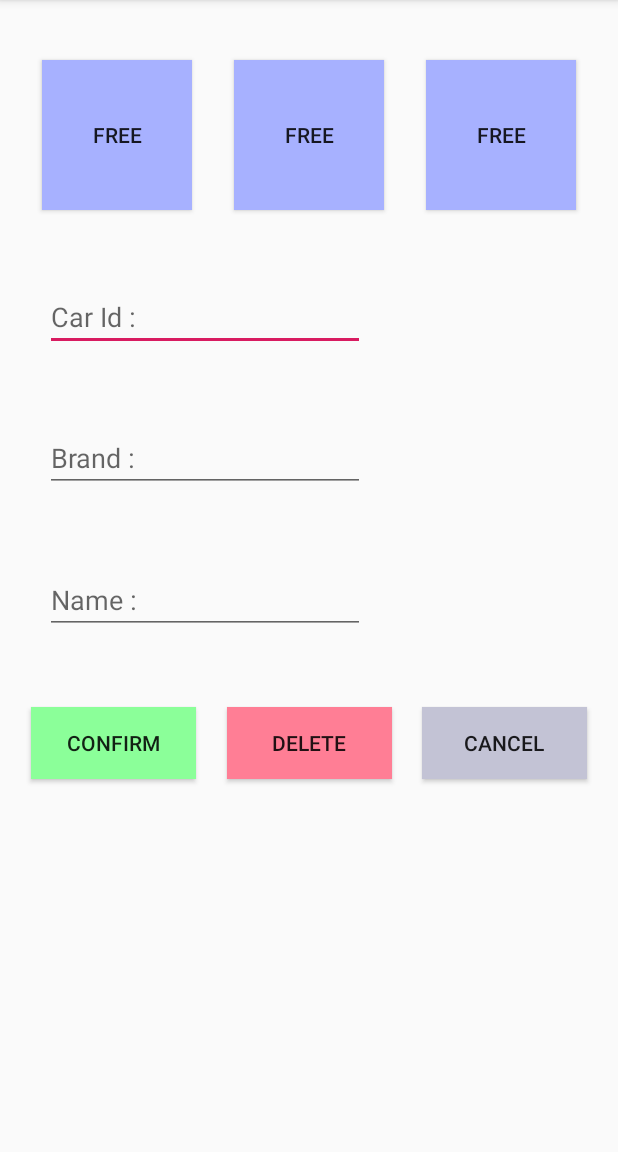
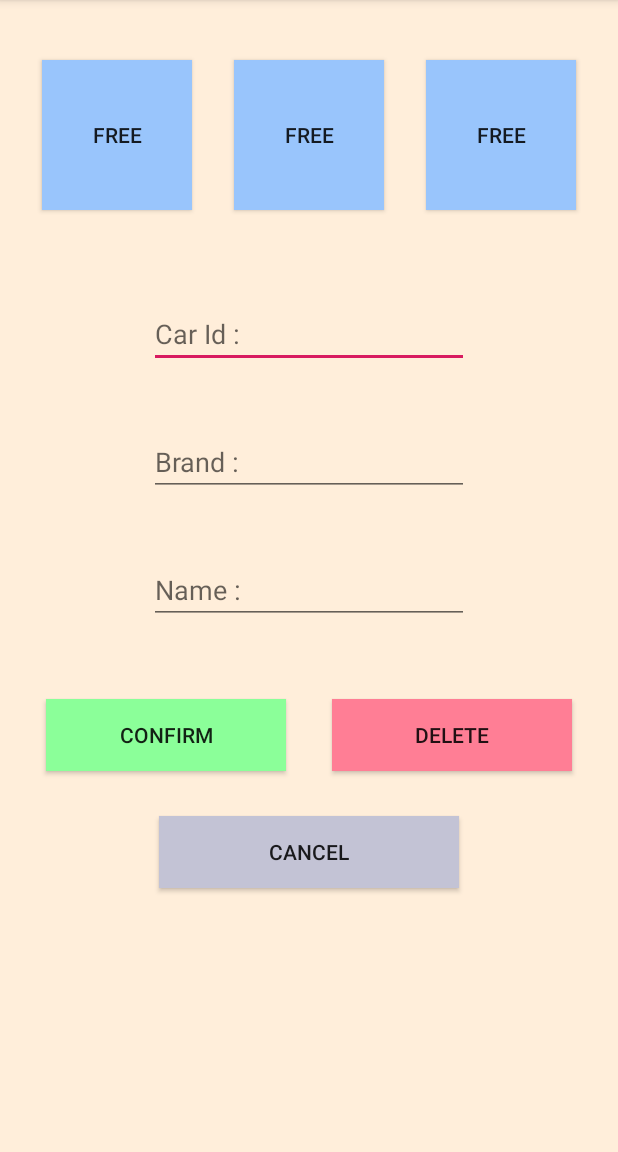
Before and after one commit to maisorawit/ParkingKotlin, an Android app: the screen it shows after launch (MainActivity), after a tap on "FREE", on a phone screen of 412 x 824 dp, the part 84-1236 px from its top. Run offline under Robolectric (Android 15) with nearby library versions, the phone set to English and light mode, and no system bars.

Commit message:
BackGroundColor + Layout

```diff
--- a/app/src/main/java/buu/informatics/s59160135/parking/MainActivity.kt
+++ b/app/src/main/java/buu/informatics/s59160135/parking/MainActivity.kt
@@ -1,5 +1,6 @@
 package buu.informatics.s59160135.parking
 
+import android.annotation.SuppressLint
 import android.content.Context
 import androidx.appcompat.app.AppCompatActivity
 import android.os.Bundle
@@ -8,20 +9,19 @@ import android.view.inputmethod.InputMethodManager
 import android.widget.Button
 import android.widget.EditText
 import kotlinx.android.synthetic.main.activity_main.*
-import kotlinx.android.synthetic.main.activity_main.view.*
 
 
-var a1 =""
-var a2 =""
-var a3 =""
+var id1 =""
+var brand1 =""
+var name1 =""
 
-var s1 =""
-var s2 =""
-var s3 =""
+var id2 =""
+var brand2 =""
+var name2 =""
 
-var d1 =""
-var d2 =""
-var d3 =""
+var id3 =""
+var brand3 =""
+var name3 =""
 
 var i = 0
 
@@ -29,10 +29,10 @@ class MainActivity : AppCompatActivity() {
 
 
 
+    @SuppressLint("ResourceAsColor")
     override fun onCreate(savedInstanceState: Bundle?) {
         super.onCreate(savedInstanceState)
         setContentView(R.layout.activity_main)
-
 
         findViewById<Button>(R.id.b1_button).setOnClickListener{
             i = 1
@@ -64,13 +64,14 @@ class MainActivity : AppCompatActivity() {
         val b1 = findViewById<EditText>(R.id.block1_edit)
         val b2 = findViewById<EditText>(R.id.block2_edit)
         val b3 = findViewById<EditText>(R.id.block3_edit)
+
         val confirm = findViewById<Button>(R.id.confirm_button)
         val delete = findViewById<Button>(R.id.delete_button)
         val cancel = findViewById<Button>(R.id.cancel_button)
 
-        b1.setText(a1)
-        b2.setText(a2)
-        b3.setText(a3)
+        b1.setText(id1)
+        b2.setText(brand1)
+        b3.setText(name1)
 
         b1.visibility = View.VISIBLE
         b2.visibility = View.VISIBLE
@@ -85,13 +86,14 @@ class MainActivity : AppCompatActivity() {
         val b1 = findViewById<EditText>(R.id.block1_edit)
         val b2 = findViewById<EditText>(R.id.block2_edit)
         val b3 = findViewById<EditText>(R.id.block3_edit)
+
         val confirm = findViewById<Button>(R.id.confirm_button)
         val delete = findViewById<Button>(R.id.delete_button)
         val cancel = findViewById<Button>(R.id.cancel_button)
 
-        b1.setText(s1)
-        b2.setText(s2)
-        b3.setText(s3)
+        b1.setText(id2)
+        b2.setText(brand2)
+        b3.setText(name2)
 
         b1.visibility = View.VISIBLE
         b2.visibility = View.VISIBLE
@@ -106,18 +108,18 @@ class MainActivity : AppCompatActivity() {
         val b1 = findViewById<EditText>(R.id.block1_edit)
         val b2 = findViewById<EditText>(R.id.block2_edit)
         val b3 = findViewById<EditText>(R.id.block3_edit)
+
         val confirm = findViewById<Button>(R.id.confirm_button)
         val delete = findViewById<Button>(R.id.delete_button)
         val cancel = findViewById<Button>(R.id.cancel_button)
 
-        b1.setText(d1)
-        b2.setText(d2)
-        b3.setText(d3)
+        b1.setText(id3)
+        b2.setText(brand3)
+        b3.setText(name3)
 
         b1.visibility = View.VISIBLE
         b2.visibility = View.VISIBLE
         b3.visibility = View.VISIBLE
-
 
         confirm.visibility = View.VISIBLE
         delete.visibility = View.VISIBLE
@@ -125,56 +127,43 @@ class MainActivity : AppCompatActivity() {
     }
 
     private fun confirm(view: View){
+        val id = findViewById<EditText>(R.id.block1_edit)
+        val brand = findViewById<EditText>(R.id.block2_edit)
+        val name = findViewById<EditText>(R.id.block3_edit)
 
         if(i == 1){
-            val editText1 = findViewById<EditText>(R.id.block1_edit)
-            val editText2 = findViewById<EditText>(R.id.block2_edit)
-            val editText3 = findViewById<EditText>(R.id.block3_edit)
+            id1 = id.text.toString()
+            brand1 = brand.text.toString()
+            name1 = name.text.toString()
 
-            a1 = editText1.text.toString()
-            a2 = editText2.text.toString()
-            a3 = editText3.text.toString()
-
-            val inputMethodManager = getSystemService(Context.INPUT_METHOD_SERVICE) as InputMethodManager
-            inputMethodManager.hideSoftInputFromWindow(view.windowToken, 0)
-
-            if(a1.isEmpty()){
+            if(id1.isEmpty()){
                 b1_button.text = "Free"
             }else {
-                b1_button.text = a1
+                b1_button.text = id1
             }
         }
         if(i == 2){
-            val editText1 = findViewById<EditText>(R.id.block1_edit)
-            val editText2 = findViewById<EditText>(R.id.block2_edit)
-            val editText3 = findViewById<EditText>(R.id.block3_edit)
+            id2 = id.text.toString()
+            brand2 = brand.text.toString()
+            name2 = name.text.toString()
 
-            s1 = editText1.text.toString()
-            s2 = editText2.text.toString()
-            s3 = editText3.text.toString()
-
-            if(s1.isEmpty()){
+            if(id2.isEmpty()){
                 b2_button.text = "Free"
             }else {
-                b2_button.text = s1
+                b2_button.text = id2
             }
         }
         if(i == 3){
-            val editText1 = findViewById<EditText>(R.id.block1_edit)
-            val editText2 = findViewById<EditText>(R.id.block2_edit)
-            val editText3 = findViewById<EditText>(R.id.block3_edit)
+            id3 = id.text.toString()
+            brand3 = brand.text.toString()
+            name3 = name.text.toString()
 
-            d1 = editText1.text.toString()
-            d2 = editText2.text.toString()
-            d3 = editText3.text.toString()
-
-            if(d1.isEmpty()){
+            if(id3.isEmpty()){
                 b3_button.text = "Free"
             }else {
-                b3_button.text = d1
+                b3_button.text = id3
             }
         }
-
         val inputMethodManager = getSystemService(Context.INPUT_METHOD_SERVICE) as InputMethodManager
         inputMethodManager.hideSoftInputFromWindow(view.windowToken, 0)
     }
@@ -183,12 +172,12 @@ class MainActivity : AppCompatActivity() {
         val editText1 = findViewById<EditText>(R.id.block1_edit)
         val editText2 = findViewById<EditText>(R.id.block2_edit)
         val editText3 = findViewById<EditText>(R.id.block3_edit)
-
         editText1.text.clear()
         editText2.text.clear()
         editText3.text.clear()
     }
 
+    @SuppressLint("ResourceAsColor")
     private fun cancel(view : View){
         findViewById<EditText>(R.id.block1_edit).visibility = View.GONE
         findViewById<EditText>(R.id.block2_edit).visibility = View.GONE
--- a/app/src/main/res/layout/activity_main.xml
+++ b/app/src/main/res/layout/activity_main.xml
@@ -4,6 +4,7 @@
     xmlns:tools="http://schemas.android.com/tools"
     android:layout_width="match_parent"
     android:layout_height="match_parent"
+    android:background="#FFEEDA"
     tools:context=".MainActivity">
 
     <Button
@@ -41,80 +42,84 @@
         app:layout_constraintTop_toTopOf="parent" />
 
     <EditText
+        android:id="@+id/block2_edit"
+        android:layout_width="wrap_content"
+        android:layout_height="wrap_content"
+        android:layout_marginTop="40dp"
+        android:ems="10"
+        android:hint="@string/brand_hint"
+        android:inputType="textPersonName"
+        android:visibility="invisible"
+        app:layout_constraintBottom_toTopOf="@+id/block3_edit"
+        app:layout_constraintEnd_toEndOf="@+id/b3_button"
+        app:layout_constraintStart_toStartOf="@+id/b1_button"
+        app:layout_constraintTop_toBottomOf="@+id/block1_edit" />
+
+    <EditText
         android:id="@+id/block1_edit"
         android:layout_width="wrap_content"
         android:layout_height="wrap_content"
-        android:layout_marginStart="30dp"
+        android:layout_marginTop="60dp"
         android:autofillHints=""
         android:ems="10"
         android:hint="@string/carid_hint"
         android:inputType="textPersonName"
         android:visibility="invisible"
         app:layout_constraintBottom_toTopOf="@+id/block2_edit"
-        app:layout_constraintStart_toStartOf="parent"
+        app:layout_constraintEnd_toEndOf="@+id/b3_button"
+        app:layout_constraintStart_toStartOf="@+id/b1_button"
         app:layout_constraintTop_toBottomOf="@+id/b1_button" />
-
-    <EditText
-        android:id="@+id/block2_edit"
-        android:layout_width="wrap_content"
-        android:layout_height="wrap_content"
-        android:layout_marginStart="30dp"
-        android:ems="10"
-        android:hint="@string/brand_hint"
-        android:inputType="textPersonName"
-        android:visibility="invisible"
-        app:layout_constraintBottom_toTopOf="@+id/block3_edit"
-        app:layout_constraintStart_toStartOf="parent"
-        app:layout_constraintTop_toBottomOf="@+id/block1_edit" />
 
     <EditText
         android:id="@+id/block3_edit"
         android:layout_width="wrap_content"
         android:layout_height="wrap_content"
-        android:layout_marginStart="30dp"
+        android:layout_marginTop="40dp"
         android:ems="10"
         android:hint="@string/name_hint"
+        android:importantForAutofill="no"
         android:inputType="textPersonName"
         android:visibility="invisible"
         app:layout_constraintBottom_toTopOf="@+id/confirm_button"
-        app:layout_constraintStart_toStartOf="parent"
+        app:layout_constraintEnd_toEndOf="@+id/b3_button"
+        app:layout_constraintStart_toStartOf="@+id/b1_button"
         app:layout_constraintTop_toBottomOf="@+id/block2_edit" />
 
     <Button
         android:id="@+id/confirm_button"
         android:layout_width="@dimen/select_button"
         android:layout_height="wrap_content"
+        android:layout_marginTop="50dp"
         android:background="@color/confirm"
         android:text="@string/confirm_button"
         android:visibility="invisible"
-        app:layout_constraintBaseline_toBaselineOf="@+id/delete_button"
         app:layout_constraintEnd_toStartOf="@+id/delete_button"
         app:layout_constraintHorizontal_bias="0.5"
-        app:layout_constraintStart_toStartOf="parent" />
+        app:layout_constraintStart_toStartOf="parent"
+        app:layout_constraintTop_toBottomOf="@+id/block3_edit" />
+
+    <Button
+        android:id="@+id/cancel_button"
+        android:layout_width="@dimen/cancel_button"
+        android:layout_height="wrap_content"
+        android:layout_marginTop="30dp"
+        android:background="@color/cancel"
+        android:text="@string/cancel_button"
+        android:visibility="invisible"
+        app:layout_constraintEnd_toEndOf="@+id/delete_button"
+        app:layout_constraintStart_toStartOf="@+id/confirm_button"
+        app:layout_constraintTop_toBottomOf="@+id/confirm_button" />
 
     <Button
         android:id="@+id/delete_button"
         android:layout_width="@dimen/select_button"
         android:layout_height="wrap_content"
-        android:layout_marginBottom="200dp"
         android:background="@color/delete"
         android:text="@string/delete_button"
         android:visibility="invisible"
-        app:layout_constraintBottom_toBottomOf="parent"
-        app:layout_constraintEnd_toStartOf="@+id/cancel_button"
+        app:layout_constraintEnd_toEndOf="parent"
         app:layout_constraintHorizontal_bias="0.5"
         app:layout_constraintStart_toEndOf="@+id/confirm_button"
-        app:layout_constraintTop_toBottomOf="@+id/block3_edit" />
+        app:layout_constraintTop_toTopOf="@+id/confirm_button" />
 
-    <Button
-        android:id="@+id/cancel_button"
-        android:layout_width="@dimen/select_button"
-        android:layout_height="wrap_content"
-        android:background="@color/cancel"
-        android:text="@string/cancel_button"
-        android:visibility="invisible"
-        app:layout_constraintBaseline_toBaselineOf="@+id/delete_button"
-        app:layout_constraintEnd_toEndOf="parent"
-        app:layout_constraintHorizontal_bias="0.5"
-        app:layout_constraintStart_toEndOf="@+id/delete_button" />
 </androidx.constraintlayout.widget.ConstraintLayout>
--- a/app/src/main/res/values/colors.xml
+++ b/app/src/main/res/values/colors.xml
@@ -3,7 +3,8 @@
     <color name="colorPrimary">#008577</color>
     <color name="colorPrimaryDark">#00574B</color>
     <color name="colorAccent">#D81B60</color>
-    <color name="bg">#A7B1FF</color>
+    <color name="bg">#99C5FC</color>
+    <color name="bt">#FFFFFF</color>
     <color name="confirm">#8BFF99</color>
     <color name="delete">#FF7E95</color>
     <color name="cancel">#C3C3D5</color>
--- a/app/src/main/res/values/dimens.xml
+++ b/app/src/main/res/values/dimens.xml
@@ -2,5 +2,6 @@
 <resources>
     <dimen name="width_button">100dp</dimen>
     <dimen name="height_button">100dp</dimen>
-    <dimen name="select_button">110dp</dimen>
+    <dimen name="select_button">160dp</dimen>
+    <dimen name="cancel_button">200dp</dimen>
 </resources>
```
